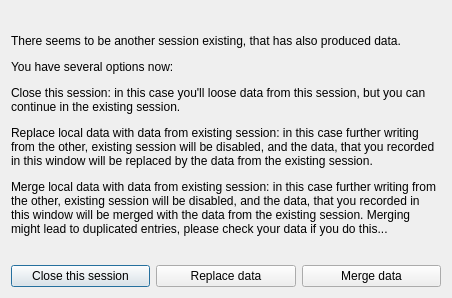
Above: src/conflictdialogbase.ui from scVENUS/sctime before the change. Below: the same form after it.
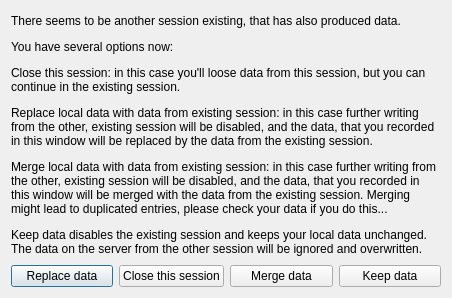
That is the form after the change.

Commit message: add keep button to conflict dialog

The edit to the form file:
```diff
--- a/src/conflictdialogbase.ui
+++ b/src/conflictdialogbase.ui
@@ -32,7 +32,7 @@
       </sizepolicy>
      </property>
      <property name="text">
-      <string>&lt;html&gt;&lt;head/&gt;&lt;body&gt;&lt;p&gt;There seems to be another session existing, that has also produced data.&lt;/p&gt;&lt;p&gt;You have several options now:&lt;/p&gt;&lt;p&gt;Close this session: in this case you'll loose data from this session, but you can continue in the existing session.&lt;/p&gt;&lt;p&gt;Replace local data with data from existing session: in this case further writing from the other, existing session will be disabled, and the data, that you recorded in this window will be replaced by the data from the existing session. &lt;/p&gt;&lt;p&gt;Merge local data with data from existing session: in this case further writing from the other, existing session will be disabled, and the data, that you recorded in this window will be merged with the data from the existing session. Merging might lead to duplicated entries, please check your data if you do this...&lt;/p&gt;&lt;/body&gt;&lt;/html&gt;</string>
+      <string>&lt;html&gt;&lt;head/&gt;&lt;body&gt;&lt;p&gt;There seems to be another session existing, that has also produced data.&lt;/p&gt;&lt;p&gt;You have several options now:&lt;/p&gt;&lt;p&gt;Close this session: in this case you'll loose data from this session, but you can continue in the existing session.&lt;/p&gt;&lt;p&gt;Replace local data with data from existing session: in this case further writing from the other, existing session will be disabled, and the data, that you recorded in this window will be replaced by the data from the existing session. &lt;/p&gt;&lt;p&gt;Merge local data with data from existing session: in this case further writing from the other, existing session will be disabled, and the data, that you recorded in this window will be merged with the data from the existing session. Merging might lead to duplicated entries, please check your data if you do this...&lt;/p&gt;&lt;p&gt;Keep data disables the existing session and keeps your local data unchanged. The data on the server from the other session will be ignored and overwritten.&lt;/p&gt;&lt;/body&gt;&lt;/html&gt;</string>
      </property>
      <property name="scaledContents">
       <bool>false</bool>
@@ -44,18 +44,21 @@
    </item>
    <item>
     <layout class="QHBoxLayout" name="horizontalLayout">
-     <item>
-      <widget class="QPushButton" name="buttonClose">
-       <property name="text">
-        <string>Close this session</string>
-       </property>
-      </widget>
-     </item>
      <item>
       <widget class="QPushButton" name="buttonReplace">
        <property name="text">
         <string>Replace data</string>
        </property>
+       <property name="default">
+        <bool>true</bool>
+       </property>
+      </widget>
+     </item>
+     <item>
+      <widget class="QPushButton" name="buttonClose">
+       <property name="text">
+        <string>Close this session</string>
+       </property>
       </widget>
      </item>
      <item>
@@ -65,6 +68,13 @@
        </property>
       </widget>
      </item>
+     <item>
+      <widget class="QPushButton" name="buttonKeep">
+       <property name="text">
+        <string>Keep data</string>
+       </property>
+      </widget>
+     </item>
     </layout>
    </item>
   </layout>
```
The commit also changes 3 other files.
